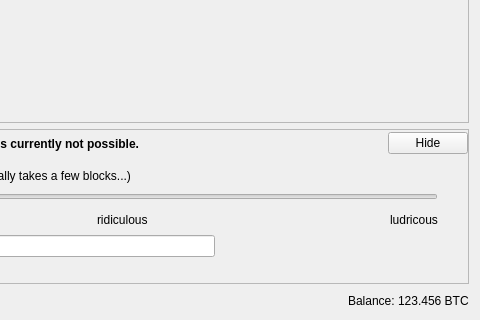
Old version of the form src/qt/forms/sendcoinsdialog.ui in the repository dogecoin/dogecoin; both pictures show x 370 to 850 and y 206 to 526 of the 850 by 526 pixel window.
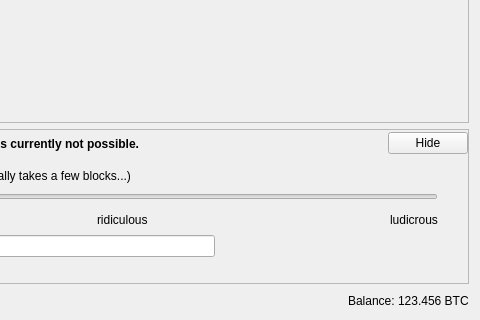
New version of the form. Icons and pictures are not drawn. Custom widgets are drawn as their Qt base class.

```diff
--- a/src/qt/forms/sendcoinsdialog.ui
+++ b/src/qt/forms/sendcoinsdialog.ui
@@ -1153,7 +1153,7 @@
                      <item>
                       <widget class="QLabel" name="labelSmartFeeFast">
                        <property name="text">
-                        <string>ludricous</string>
+                        <string>ludicrous</string>
                        </property>
                       </widget>
                      </item>
```
